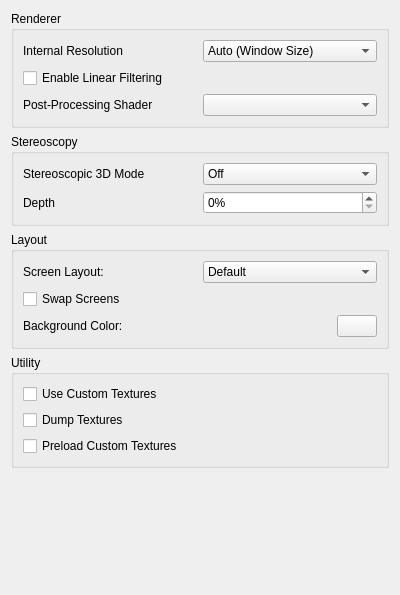
Before: the Qt Designer form src/citra_qt/configuration/configure_enhancements.ui in tbsp/citra-valentin, drawn with Qt 5.
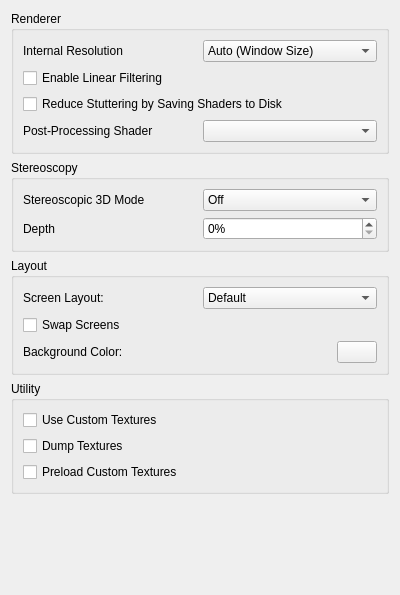
After: the same form once the commit is applied.

The edit to the form file:
```diff
--- a/src/citra_qt/configuration/configure_enhancements.ui
+++ b/src/citra_qt/configuration/configure_enhancements.ui
@@ -103,6 +103,13 @@
         </property>
        </widget>
       </item>
+      <item>
+       <widget class="QCheckBox" name="toggle_disk_cache">
+        <property name="text">
+         <string>Reduce Stuttering by Saving Shaders to Disk</string>
+        </property>
+       </widget>
+      </item>
       <item>
        <layout class="QHBoxLayout" name="horizontalLayout_11">
         <item>
```
